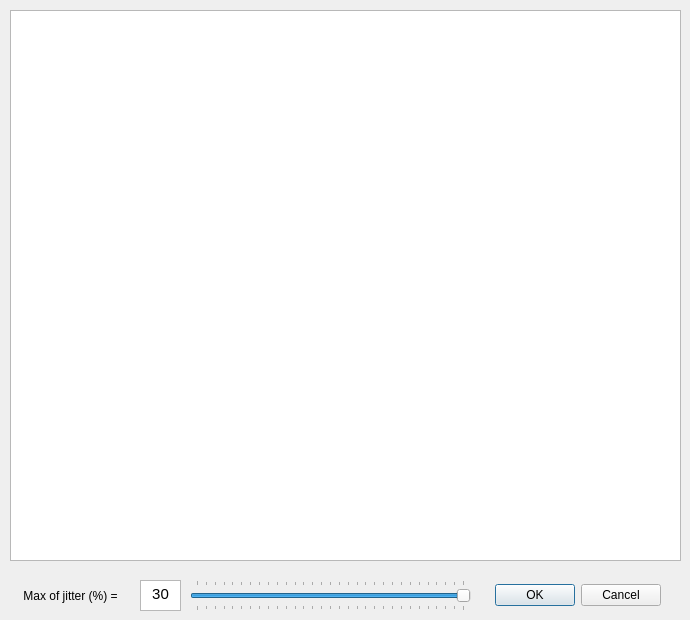
This is SNet-master/tablemetric.ui in nguyenvantin971996/SDNLoadBalancer as Qt 5 draws it before an edit. The edited form follows.
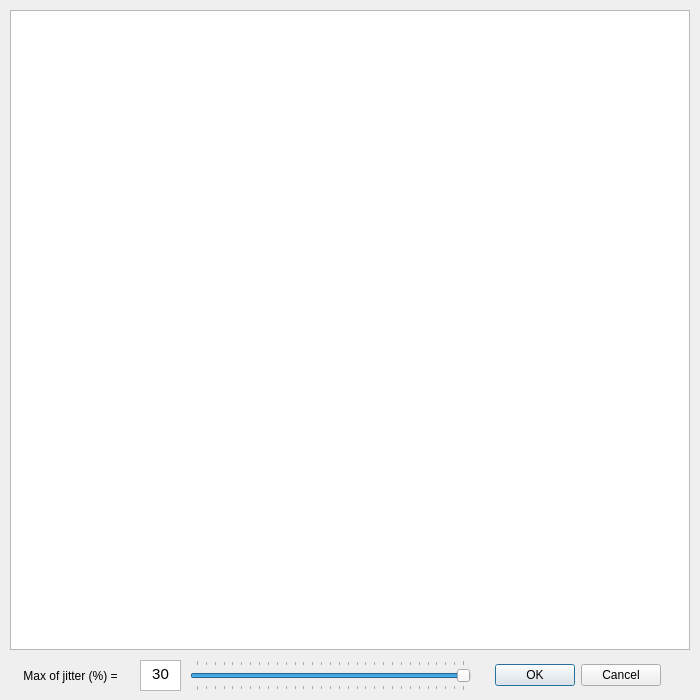
This is the edited form.

```diff
--- a/SNet-master/tablemetric.ui
+++ b/SNet-master/tablemetric.ui
@@ -6,8 +6,8 @@
    <rect>
     <x>0</x>
     <y>0</y>
-    <width>690</width>
-    <height>620</height>
+    <width>700</width>
+    <height>700</height>
    </rect>
   </property>
   <property name="windowTitle">
@@ -18,8 +18,8 @@
     <rect>
      <x>10</x>
      <y>10</y>
-     <width>671</width>
-     <height>551</height>
+     <width>680</width>
+     <height>640</height>
     </rect>
    </property>
   </widget>
@@ -30,7 +30,7 @@
    <property name="geometry">
     <rect>
      <x>140</x>
-     <y>580</y>
+     <y>660</y>
      <width>41</width>
      <height>31</height>
     </rect>
@@ -53,7 +53,7 @@
    <property name="geometry">
     <rect>
      <x>490</x>
-     <y>580</y>
+     <y>660</y>
      <width>171</width>
      <height>31</height>
     </rect>
@@ -69,7 +69,7 @@
    <property name="geometry">
     <rect>
      <x>190</x>
-     <y>580</y>
+     <y>660</y>
      <width>281</width>
      <height>31</height>
     </rect>
@@ -100,7 +100,7 @@
    <property name="geometry">
     <rect>
      <x>10</x>
-     <y>580</y>
+     <y>660</y>
      <width>121</width>
      <height>31</height>
     </rect>
```
